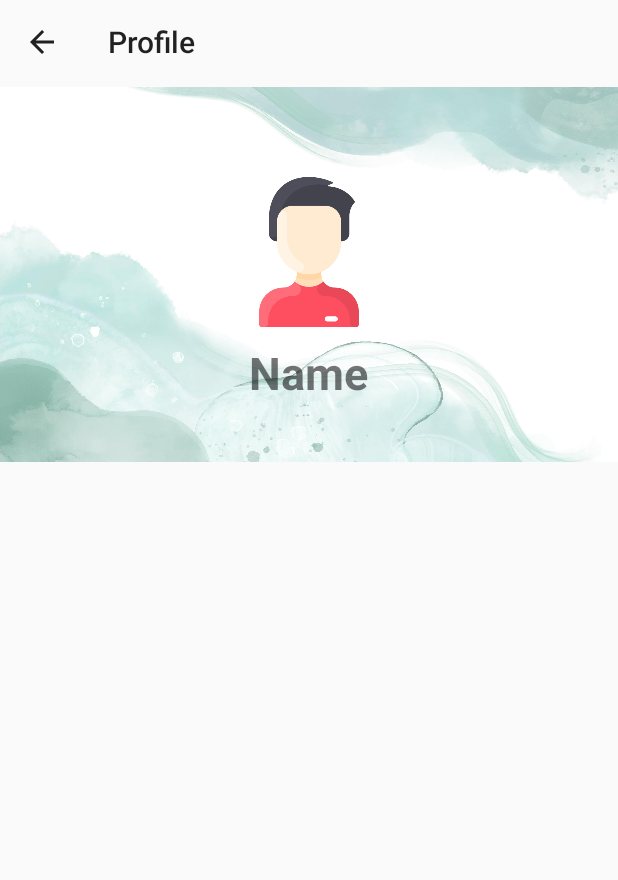
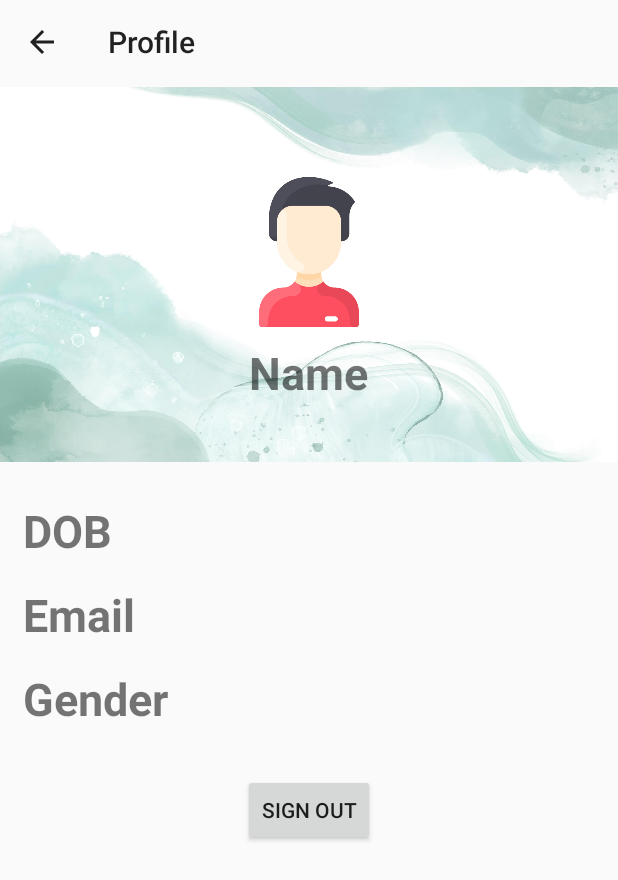
Before and after one commit to Ljcup/Football, an Android app: the Profile screen opened directly, with no data from a screen before it, on a phone screen of 412 x 824 dp. Shown: the top 880 px of the screen. Run offline under Robolectric (Android 15) with nearby library versions, the phone set to English and light mode, and no system bars.

Commit message:
Initial Commit

```diff
--- a/app/src/main/res/layout/activity_main__home.xml
+++ b/app/src/main/res/layout/activity_main__home.xml
@@ -7,9 +7,7 @@
     android:layout_height="match_parent"
     tools:context=".Main_Home"
     android:fitsSystemWindows="true"
-    tools:openDrawer="start"
-    >
-
+    tools:openDrawer="start">
 
     <com.google.android.material.navigation.NavigationView
         android:layout_width="wrap_content"
@@ -17,24 +15,21 @@
         android:id="@+id/nav_view"
         app:headerLayout="@layout/header"
         app:menu="@menu/main_menu"
-        android:layout_gravity="start"
-        />
+        android:layout_gravity="start" />
+
     <ImageView
+        android:layout_height="wrap_content"
         android:layout_width="wrap_content"
-        android:layout_height="wrap_content"
         android:src="@drawable/ljcup"
-        android:padding="10dp">
-    </ImageView>
-
+        android:padding="10dp"/>
     <ScrollView
-        android:layout_width="match_parent"
-        android:layout_height="match_parent">
+        android:layout_height="match_parent"
+        android:layout_width="match_parent">
 
         <androidx.constraintlayout.widget.ConstraintLayout
             android:layout_width="match_parent"
             android:layout_height="match_parent"
             android:background="#FFFFFF">
-
             <androidx.appcompat.widget.Toolbar
                 android:id="@+id/toolbar"
                 android:layout_width="0dp"
@@ -45,14 +40,9 @@
                 app:layout_constraintEnd_toEndOf="parent"
                 app:layout_constraintStart_toStartOf="parent"
                 app:layout_constraintTop_toTopOf="parent"
-                app:navigationIcon="@drawable/ic_baseline_menu_24"
-                >
-
-
+                app:navigationIcon="@drawable/ic_baseline_menu_24">
             </androidx.appcompat.widget.Toolbar>
 
-        </androidx.constraintlayout.widget.ConstraintLayout>
-
+         </androidx.constraintlayout.widget.ConstraintLayout>
     </ScrollView>
-
 </androidx.drawerlayout.widget.DrawerLayout>
--- a/app/src/main/res/layout/activity_profile.xml
+++ b/app/src/main/res/layout/activity_profile.xml
@@ -21,6 +21,7 @@
         />
 
     <LinearLayout
+        android:id="@+id/LL1"
         android:layout_width="match_parent"
         android:layout_height="250dp"
         android:layout_alignParentStart="true"
@@ -47,10 +48,80 @@
             android:layout_marginTop="10dp">
         </TextView>
     </LinearLayout>
-    <LinearLayout
-        android:layout_width="match_parent"
+    <TextView
+        android:id="@+id/prdob"
+        android:layout_width="wrap_content"
         android:layout_height="wrap_content"
-        android:orientation="vertical">
-    </LinearLayout>
+        android:text="DOB"
+        android:layout_below="@id/LL1"
+        android:layout_marginTop="25dp"
+        android:textStyle="bold"
+        android:textSize="30dp"
+        android:layout_marginLeft="15dp"
+        />
+    <TextView
+        android:layout_width="wrap_content"
+        android:layout_height="wrap_content"
+        android:layout_toRightOf="@id/prdob"
+        android:layout_below="@+id/LL1"
+        android:textSize="30dp"
+        android:layout_marginLeft="20dp"
+        android:id="@+id/prdobdata"
+        android:layout_marginTop="25dp"
+        />
+
+    <TextView
+        android:id="@+id/premail"
+        android:layout_width="wrap_content"
+        android:layout_height="wrap_content"
+        android:text="Email"
+        android:layout_below="@id/prdob"
+        android:layout_marginTop="15dp"
+        android:textStyle="bold"
+        android:textSize="30dp"
+        android:layout_marginLeft="15dp"
+        />
+    <TextView
+        android:layout_width="wrap_content"
+        android:layout_height="wrap_content"
+        android:layout_toRightOf="@id/premail"
+        android:layout_below="@+id/prdobdata"
+        android:textSize="30dp"
+        android:layout_marginLeft="20dp"
+        android:id="@+id/premaildata"
+        android:layout_marginTop="15dp"
+        />
+
+    <TextView
+        android:id="@+id/prgender"
+        android:layout_width="wrap_content"
+        android:layout_height="wrap_content"
+        android:text="Gender"
+        android:layout_below="@id/premail"
+        android:layout_marginTop="15dp"
+        android:textStyle="bold"
+        android:textSize="30dp"
+        android:layout_marginLeft="15dp"
+        />
+    <TextView
+        android:layout_width="wrap_content"
+        android:layout_height="wrap_content"
+        android:layout_toRightOf="@id/premail"
+        android:layout_below="@+id/premaildata"
+        android:textSize="30dp"
+        android:layout_marginLeft="20dp"
+        android:id="@+id/prgenderdata"
+        android:layout_marginTop="15dp"
+        />
+
+    <Button
+        android:id="@+id/prbtnsignout"
+        android:layout_width="wrap_content"
+        android:layout_height="wrap_content"
+        android:layout_below="@+id/prgender"
+        android:layout_centerHorizontal="true"
+        android:layout_marginTop="30dp"
+        android:text="Sign Out"
+        />
 
 </RelativeLayout>
```
